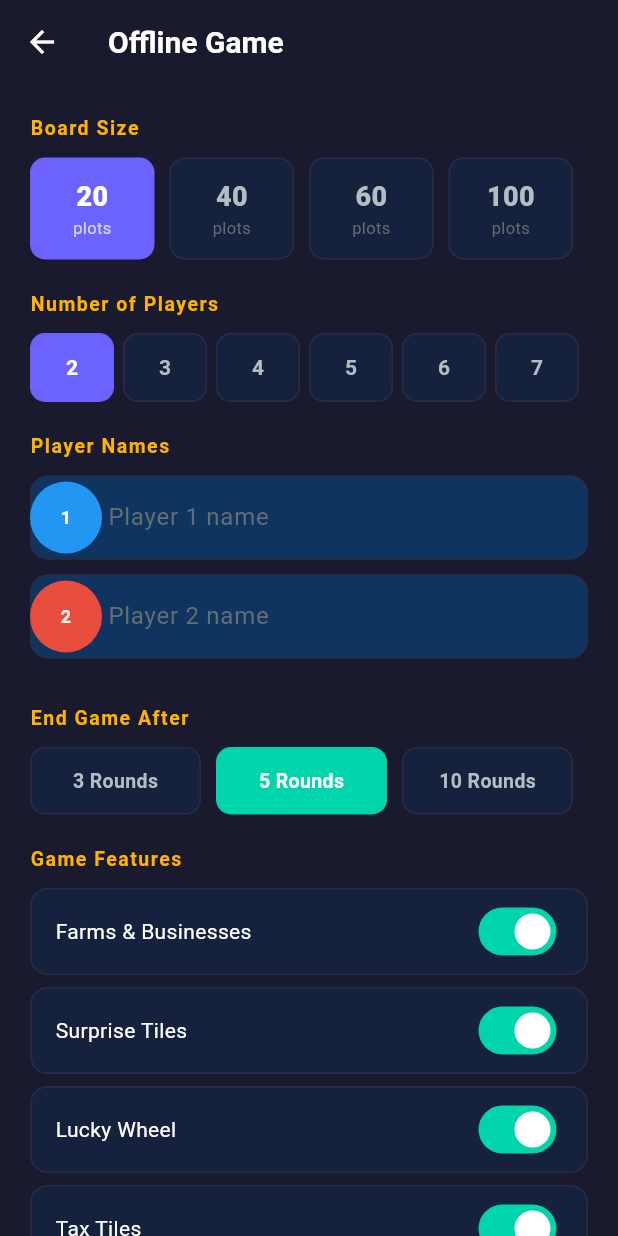
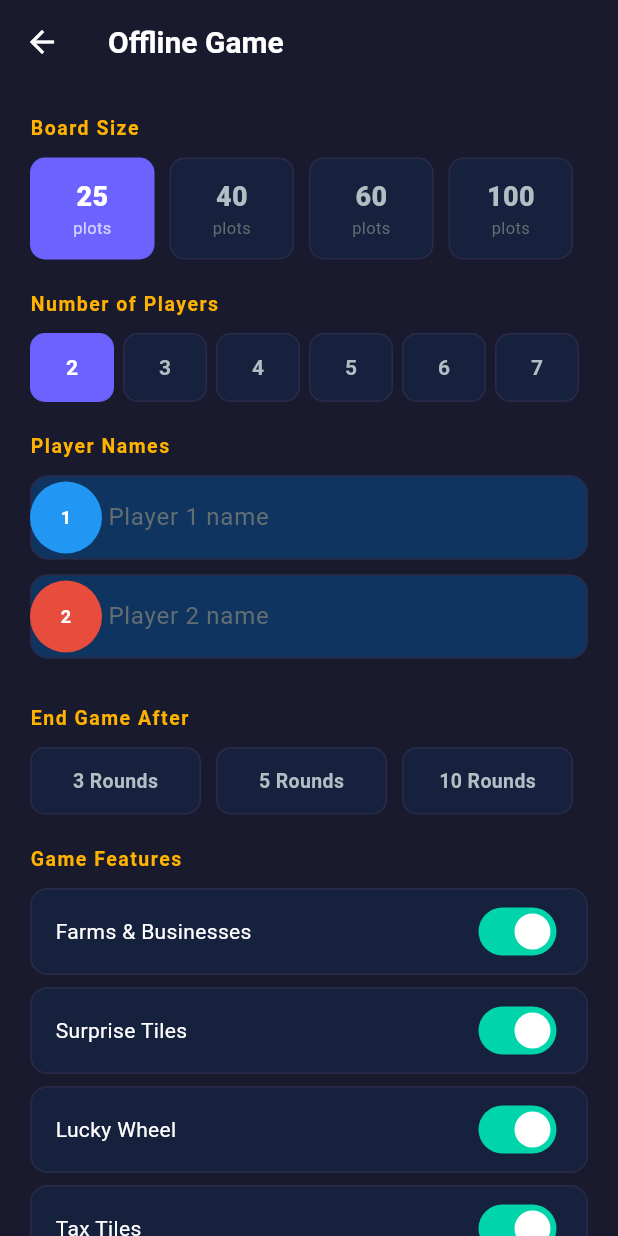
Before and after one commit to vijaybore/plot-plot, a Flutter app: the SetupGameScreen screen opened directly, on a phone screen of 412 x 824 dp. Run offline on Flutter 3.47's test engine with Material 3 defaults, Android fonts, the phone set to English and light mode, and no system bars; our stand-ins replace equatable, flutter_riverpod.

Commit message:
Backup before economy patch

```diff
--- a/lib/core/constants/app_constants.dart
+++ b/lib/core/constants/app_constants.dart
@@ -13,13 +13,17 @@ class AppConstants {
   static const int maxDiceValue = 6;
 
   // Economy
+  // Fixed plot prices range ₹8L (farm) → ₹40L (luxury), avg ≈ ₹17L on a
+  // 25-plot board. Starting cash is set so each player can buy 2-3 plots
+  // right away and then grow via GO salary, rent, and farm income across
+  // the game — nobody is meant to buy the whole board on turn one.
   static const Map<int, double> startingMoneyByPlayers = {
-    2: 2000000,
-    3: 1800000,
-    4: 1600000,
-    5: 1400000,
-    6: 1200000,
-    7: 1000000,
+    2: 4000000,
+    3: 3600000,
+    4: 3200000,
+    5: 2800000,
+    6: 2400000,
+    7: 2000000,
   };
 
   static const Map<int, double> salaryByBoardSize = {
@@ -64,7 +68,10 @@ class AppConstants {
     3: 2.0,
   };
 
-  static const List<int> endRoundOptions = [3, 5, 10];
+  // Total rounds the whole game lasts (every player gets this many turns).
+  // The game ends here regardless of whether every plot got sold —
+  // winner is whoever has the highest net worth at that point.
+  static const List<int> endRoundOptions = [10, 15, 25];
 
   static const int roomCodeLength = 6;
 
--- a/lib/features/game/domain/models/game_state_model.dart
+++ b/lib/features/game/domain/models/game_state_model.dart
@@ -29,6 +29,7 @@ class GameStateModel extends Equatable {
   final int boardSize;
   final int finalRoundsTotal;
   final int finalRoundsCurrent;
+  final int roundsPlayed;
   final String? eventMessage;
   final bool isOnline;
   final List<String> activityLog;
@@ -47,6 +48,7 @@ class GameStateModel extends Equatable {
     required this.boardSize,
     this.finalRoundsTotal = 5,
     this.finalRoundsCurrent = 0,
+    this.roundsPlayed = 0,
     this.eventMessage,
     this.isOnline = false,
     this.adminId,
@@ -90,6 +92,7 @@ class GameStateModel extends Equatable {
     int? boardSize,
     int? finalRoundsTotal,
     int? finalRoundsCurrent,
+    int? roundsPlayed,
     String? eventMessage,
     bool? isOnline,
     String? adminId,
@@ -108,6 +111,7 @@ class GameStateModel extends Equatable {
       boardSize: boardSize ?? this.boardSize,
       finalRoundsTotal: finalRoundsTotal ?? this.finalRoundsTotal,
       finalRoundsCurrent: finalRoundsCurrent ?? this.finalRoundsCurrent,
+      roundsPlayed: roundsPlayed ?? this.roundsPlayed,
       eventMessage: clearEventMessage ? null : (eventMessage ?? this.eventMessage),
       isOnline: isOnline ?? this.isOnline,
       adminId: adminId ?? this.adminId,
--- a/lib/features/game/presentation/screens/setup_game_screen.dart
+++ b/lib/features/game/presentation/screens/setup_game_screen.dart
@@ -18,9 +18,9 @@ class SetupGameScreen extends ConsumerStatefulWidget {
 }
 
 class _SetupGameScreenState extends ConsumerState<SetupGameScreen> {
-  int _boardSize = 20;
+  int _boardSize = 25;
   int _playerCount = 2;
-  int _endRounds = 5;
+  int _endRounds = 15;
   bool _enableFarms = true;
   bool _enableSurprise = true;
   bool _enableLuckyWheel = true;
@@ -134,7 +134,7 @@ Navigator.of(context).push(
 
   Widget _buildBoardSizeSelector() {
     return Row(
-      children: [20, 40, 60, 100].map((size) {
+      children: [25, 40, 60, 100].map((size) {
         final selected = _boardSize == size;
         return Expanded(
           child: GestureDetector(
```
Also changed, not shown: lib/features/game/domain/models/tile_model.dart (+23 -2 lines), lib/features/game/presentation/providers/game_provider.dart (+16 -32 lines), lib/features/game/presentation/screens/game_screen.dart (+29 -41 lines), 1 other file.
